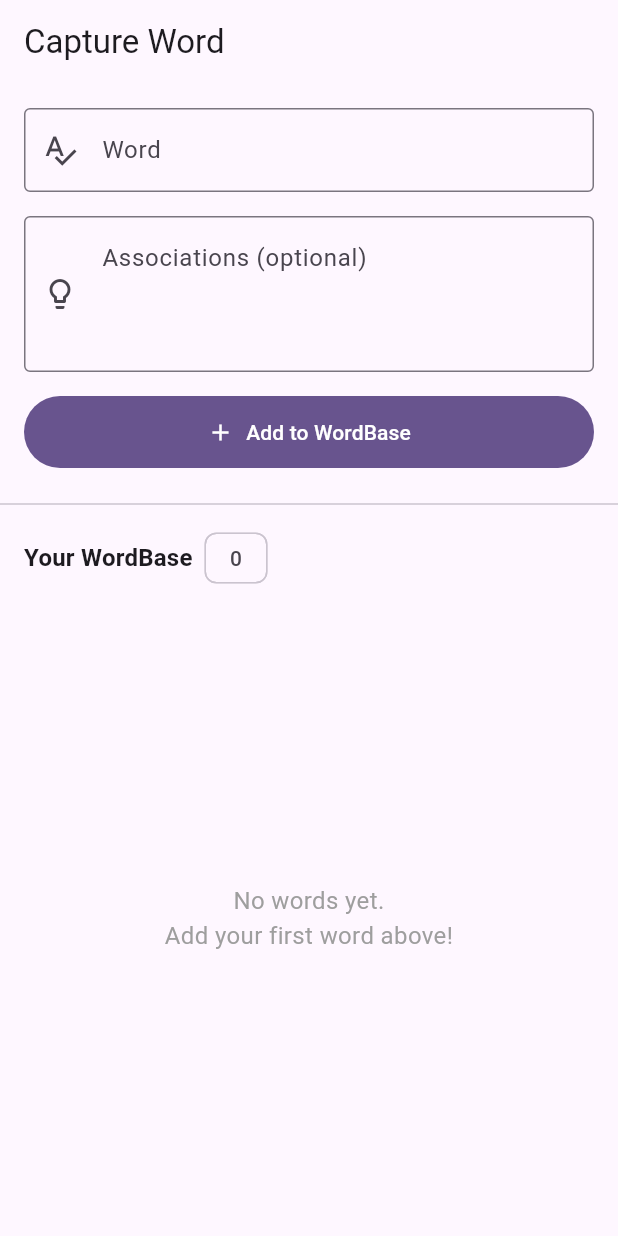
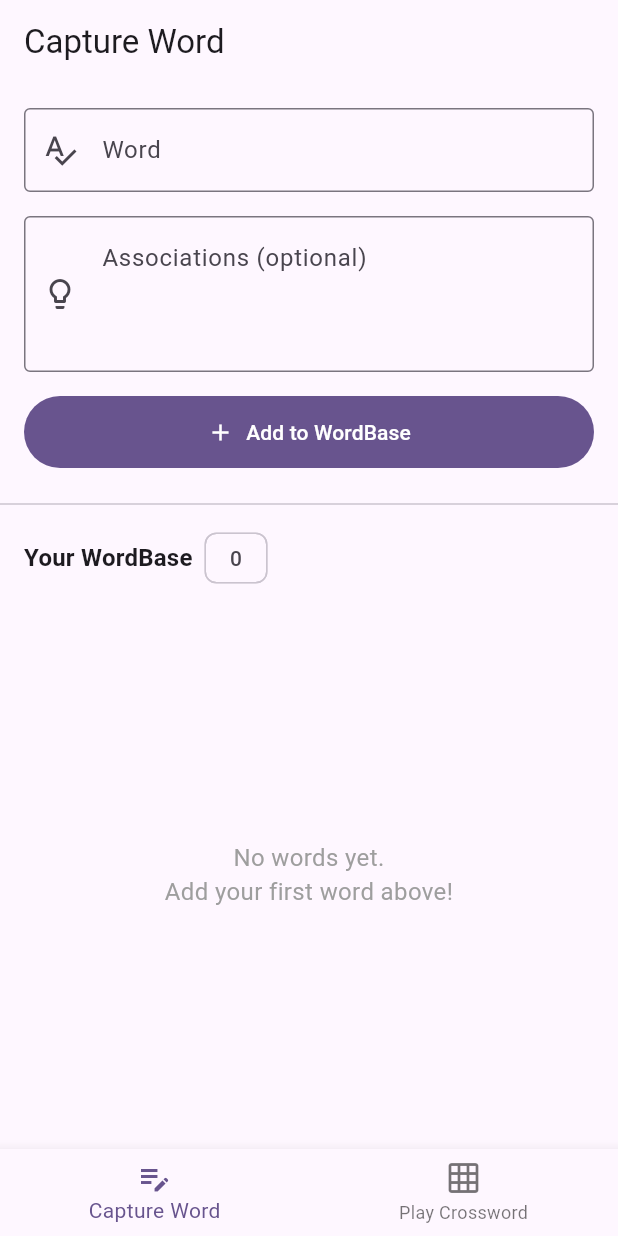
Before and after one commit to chobbs1/VocaBuilder, a Flutter app: the screen it shows after launch, after a tap on "Login", on a phone screen of 412 x 824 dp. Run offline on Flutter 3.47's test engine with Material 3 defaults, Android fonts, the phone set to English and light mode, and no system bars; missing offline and left inert: amplify_api, amplify_flutter; statements that could not run were skipped.

Commit message:
crossword: play crossword page available

```diff
--- a/lib/main.dart
+++ b/lib/main.dart
@@ -8,8 +8,7 @@ import 'package:flutter/services.dart';
 import 'models/word_base.dart';
 // TO RE-ENABLE LOGIN: uncomment the following import:
 import 'pages/login_page.dart';
-import 'pages/home_page.dart';
-import 'pages/word_capture_page.dart';
+import 'pages/main_shell.dart';
 
 Future<void> main() async {
   WidgetsFlutterBinding.ensureInitialized();
@@ -61,7 +60,7 @@ class _VocaBuilderAppState extends State<VocaBuilderApp> {
       initialRoute: '/',
       routes: {
         '/': (context) => LoginPage(),
-        '/word-capture': (context) => WordCapturePage(wordBase: _wordBase),
+        '/word-capture': (context) => MainShell(wordBase: _wordBase),
       },
     );
   }
--- /dev/null
+++ b/lib/pages/main_shell.dart
@@ -0,0 +1,61 @@
+import 'package:flutter/material.dart';
+
+import '../models/word_base.dart';
+import 'word_capture_page.dart';
+import 'play_crossword_page.dart';
+
+/// Main navigation shell — displayed after login.
+///
+/// Hosts a [BottomNavigationBar] with tabs for:
+///   0 – Capture Word  (landing / default)
+///   1 – Play Crossword
+///
+/// Uses an [IndexedStack] so each tab's state is preserved when switching.
+class MainShell extends StatefulWidget {
+  final WordBase wordBase;
+
+  const MainShell({super.key, required this.wordBase});
+
+  @override
+  State<MainShell> createState() => _MainShellState();
+}
+
+class _MainShellState extends State<MainShell> {
+  int _currentIndex = 0; // 0 = Capture Word (default landing page)
+
+  late final List<Widget> _pages;
+
+  @override
+  void initState() {
+    super.initState();
+    _pages = [
+      WordCapturePage(wordBase: widget.wordBase),
+      const PlayCrosswordPage(),
+    ];
+  }
+
+  @override
+  Widget build(BuildContext context) {
+    return Scaffold(
+      body: IndexedStack(
+        index: _currentIndex,
+        children: _pages,
+      ),
+      bottomNavigationBar: BottomNavigationBar(
+        currentIndex: _currentIndex,
+        onTap: (index) => setState(() => _currentIndex = index),
+        selectedItemColor: Theme.of(context).colorScheme.primary,
+        items: const [
+          BottomNavigationBarItem(
+            icon: Icon(Icons.edit_note),
+            label: 'Capture Word',
+          ),
+          BottomNavigationBarItem(
+            icon: Icon(Icons.grid_on),
+            label: 'Play Crossword',
+          ),
+        ],
+      ),
+    );
+  }
+}
--- /dev/null
+++ b/lib/pages/play_crossword_page.dart
@@ -0,0 +1,44 @@
+import 'package:flutter/material.dart';
+
+/// Play Crossword page — placeholder for the crossword game.
+///
+/// Per 0002-initial-architecture:
+///   "Crossword Page: Takes the users WordBase and implements a crossword"
+///
+/// This page will eventually use the user's WordBase to generate
+/// and display an interactive crossword puzzle.
+class PlayCrosswordPage extends StatelessWidget {
+  const PlayCrosswordPage({super.key});
+
+  @override
+  Widget build(BuildContext context) {
+    return Scaffold(
+      appBar: AppBar(
+        title: const Text('Play Crossword'),
+      ),
+      body: const Center(
+        child: Column(
+          mainAxisAlignment: MainAxisAlignment.center,
+          children: [
+            Icon(
+              Icons.grid_on,
+              size: 80,
+              color: Colors.deepPurple,
+            ),
+            SizedBox(height: 24),
+            Text(
+              'Crossword coming soon!',
+              style: TextStyle(fontSize: 20, fontWeight: FontWeight.bold),
+            ),
+            SizedBox(height: 8),
+            Text(
+              'Your WordBase will be used to generate\nan interactive crossword puzzle.',
+              textAlign: TextAlign.center,
+              style: TextStyle(fontSize: 16, color: Colors.grey),
+            ),
+          ],
+        ),
+      ),
+    );
+  }
+}
```
